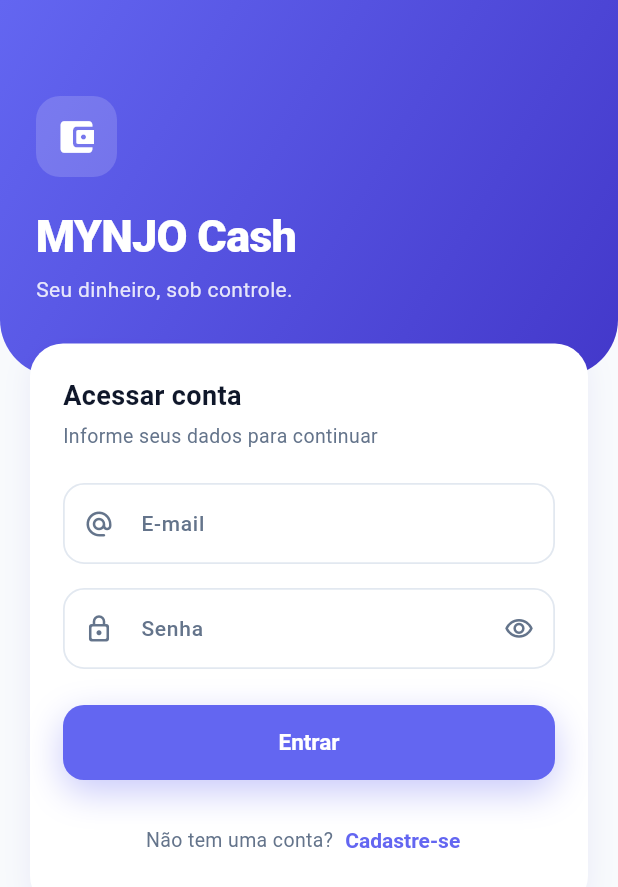
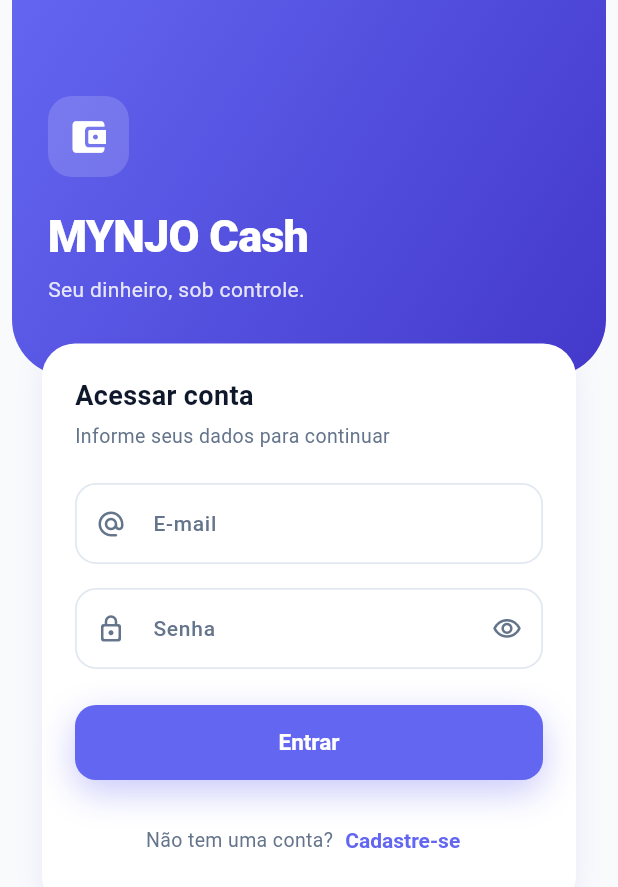
Before and after one commit to OtavioTadeu/MYNJO, a Flutter app: the screen it shows after launch, on a phone screen of 412 x 824 dp. Shown: the top 887 px of the screen. Run offline on Flutter 3.47's test engine with Material 3 defaults, Android fonts, the phone set to English and light mode, and no system bars.

Commit message:
Ajustado o padding lateral da tela de login e da tela de ínicio, para manter o conteúdo mais centralizado

```diff
--- a/lib/screens/login.dart
+++ b/lib/screens/login.dart
@@ -1,6 +1,7 @@
 import 'package:flutter/material.dart';
 import '../models/usuario.dart';
 import '../theme/app_colors.dart';
+import '../utils/app_dimensions.dart';
 import 'cadastro.dart';
 import 'inicio.dart';
 
@@ -100,12 +101,17 @@ class _TelaLoginState extends State<TelaLogin> {
 
   @override
   Widget build(BuildContext context) {
-    final bottomInset = MediaQuery.of(context).viewInsets.bottom;
+    final bottomInset = MediaQuery.of(context).viewInsets.bottom; // Padding de 10% para telas com mais de 425 pixels lógico de largura
 
     return Scaffold(
       backgroundColor: AppColors.background,
       body: SingleChildScrollView(
-        padding: EdgeInsets.only(bottom: bottomInset > 0 ? bottomInset + 20 : 32),
+        padding: EdgeInsets.only(
+          bottom: bottomInset > 0 ? bottomInset + 20 : 32,) +
+
+          EdgeInsets.symmetric(
+            horizontal: AppDimensions.paddingHorizontal(context), //Padding horizontal
+          ),
         child: Column(
           crossAxisAlignment: CrossAxisAlignment.stretch,
           children: [
--- /dev/null
+++ b/lib/utils/app_dimensions.dart
@@ -0,0 +1,12 @@
+import 'package:flutter/material.dart';
+
+class AppDimensions {
+  static double paddingHorizontal(BuildContext context) {
+    final larguraTela = MediaQuery.of(context).size.width;
+
+    if (larguraTela > 425) {
+      return (larguraTela * .1); // padding de 10% caso a tela tenhas mais de 425 pixels lógicos de largura
+    }
+    return 8;
+  }
+}
```
Also changed, not shown: lib/screens/inicio.dart (+6 -2 lines).
